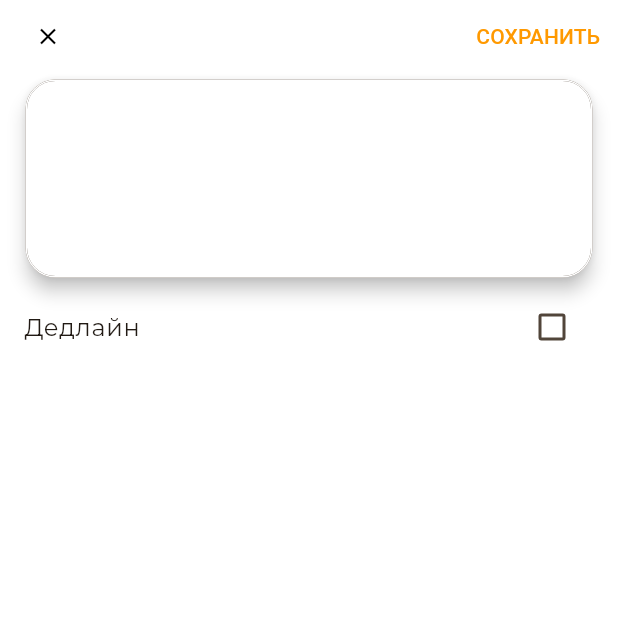
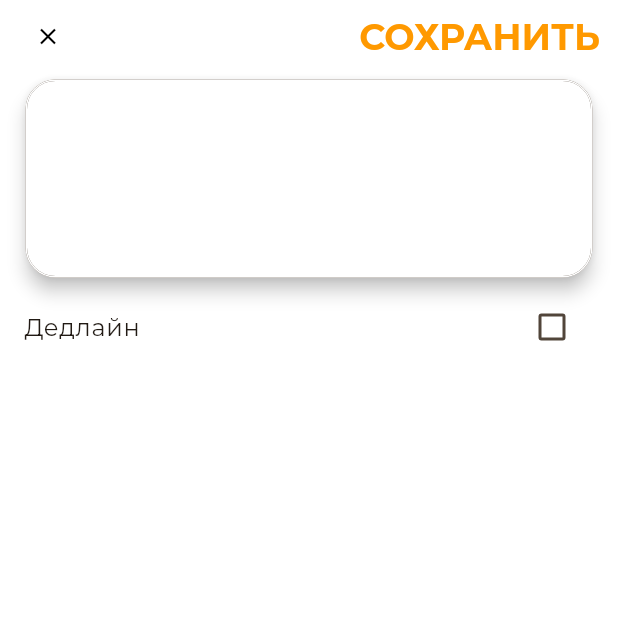
Before and after one commit to DariaGribanova/todo_list, a Flutter app: the AddTodo screen opened directly, on a phone screen of 412 x 824 dp, the top half of it. Run offline on Flutter 3.47's test engine with Material 2 defaults, Android fonts, the phone set to English and light mode, and no system bars; our stand-ins replace google_fonts.

Commit message:
update delete

```diff
--- a/lib/models/todo_model.dart
+++ b/lib/models/todo_model.dart
@@ -1,12 +1,12 @@
 class TodoModel {
   final String text;
   final DateTime? deadline;
-  final bool done;
+  final bool? done;
 
   TodoModel({
     required this.text,
     this.deadline,
-    this.done = false,
+    this.done,
   });
 
   TodoModel copyWith({
--- a/lib/pages/add_todo.dart
+++ b/lib/pages/add_todo.dart
@@ -51,9 +51,10 @@ class _AddTodo extends State<AddTodo> {
                         Navigator.pop(context, AddTodoResult(TodoModel(
                           text: myController.text ?? '',
                           deadline: dateTime,
+                          done: widget.todoModel?.done ?? false
                         ), 'save'));
                       },
-                      child: Text('СОХРАНИТЬ'),
+                      child: Text('СОХРАНИТЬ', style: Theme.of(context).textTheme.headlineSmall?.copyWith(color: Theme.of(context).colorScheme.primary)),
                     )
                   ],
                 ),
```
Also changed, not shown: lib/pages/todo_list_page.dart (+9 -9 lines).
